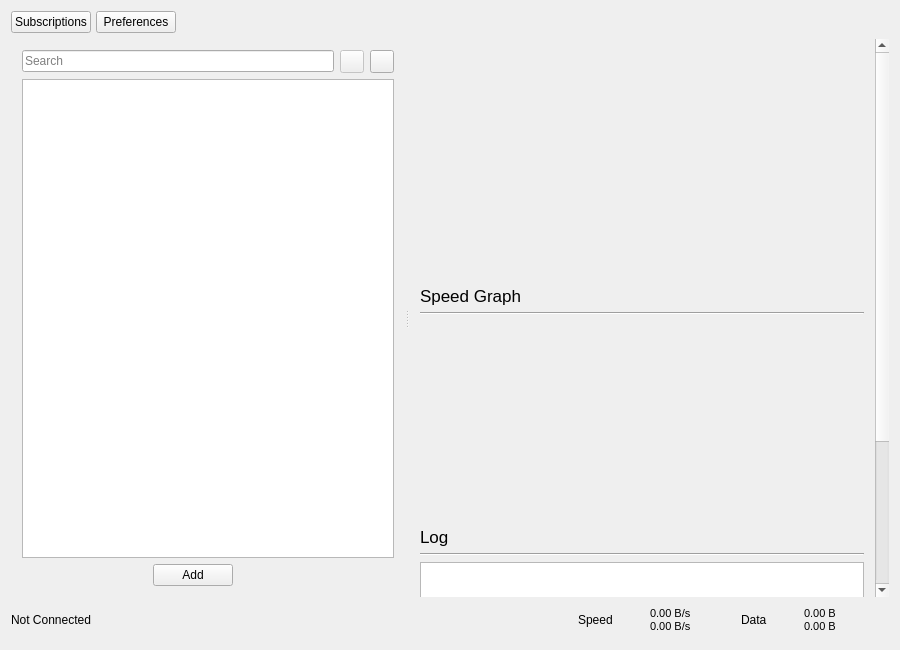
Old version of the form src/ui/w_MainWindow.ui in the repository Qv2ray/Qv2ray.
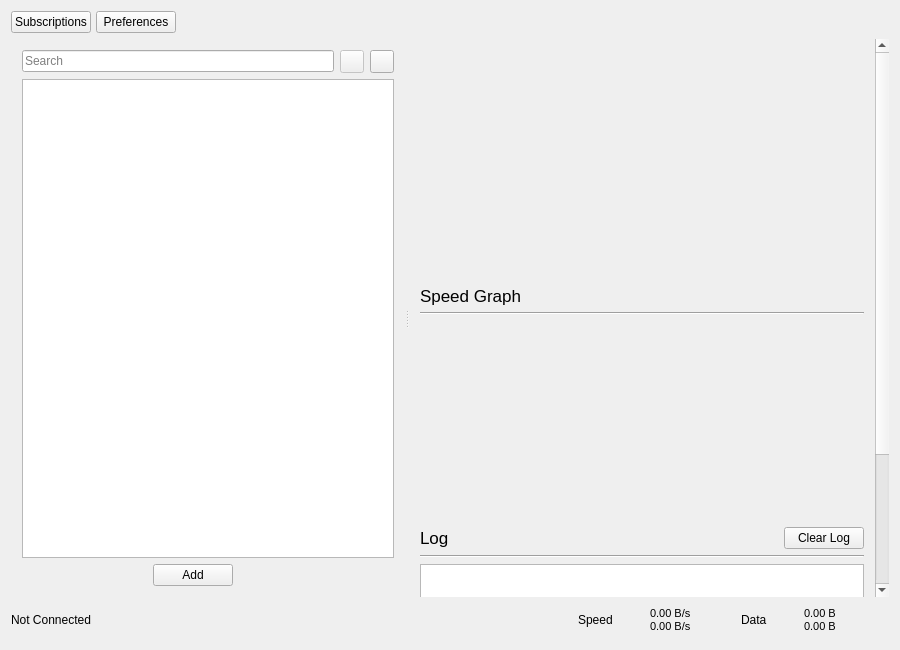
New version of the form. Icons and pictures are not drawn.

The edit to the form file:
```diff
--- a/src/ui/w_MainWindow.ui
+++ b/src/ui/w_MainWindow.ui
@@ -240,9 +240,9 @@
         <property name="geometry">
          <rect>
           <x>0</x>
-          <y>0</y>
+          <y>-19</y>
           <width>480</width>
-          <height>768</height>
+          <height>743</height>
          </rect>
         </property>
         <layout class="QVBoxLayout" name="verticalLayout_3">
@@ -329,6 +329,8 @@
           </widget>
          </item>
          <item>
+          <layout class="QHBoxLayout" name="horizontalLayout_4" stretch="1,0">
+           <item>
           <widget class="QLabel" name="label_10">
            <property name="font">
             <font>
@@ -341,6 +343,15 @@
           </widget>
          </item>
          <item>
+            <widget class="QPushButton" name="clearlogButton">
+             <property name="text">
+              <string>Clear Log</string>
+             </property>
+            </widget>
+           </item>
+          </layout>
+         </item>
+         <item>
           <widget class="Line" name="line_2">
            <property name="orientation">
             <enum>Qt::Horizontal</enum>
@@ -365,13 +376,6 @@
            </property>
           </widget>
          </item>
-         <item>
-          <widget class="QPushButton" name="clearlogButton">
-           <property name="text">
-            <string>Clear Log</string>
-           </property>
-          </widget>
-         </item>
         </layout>
        </widget>
       </widget>
```
Lines whose indentation alone changed are shown as unchanged.
